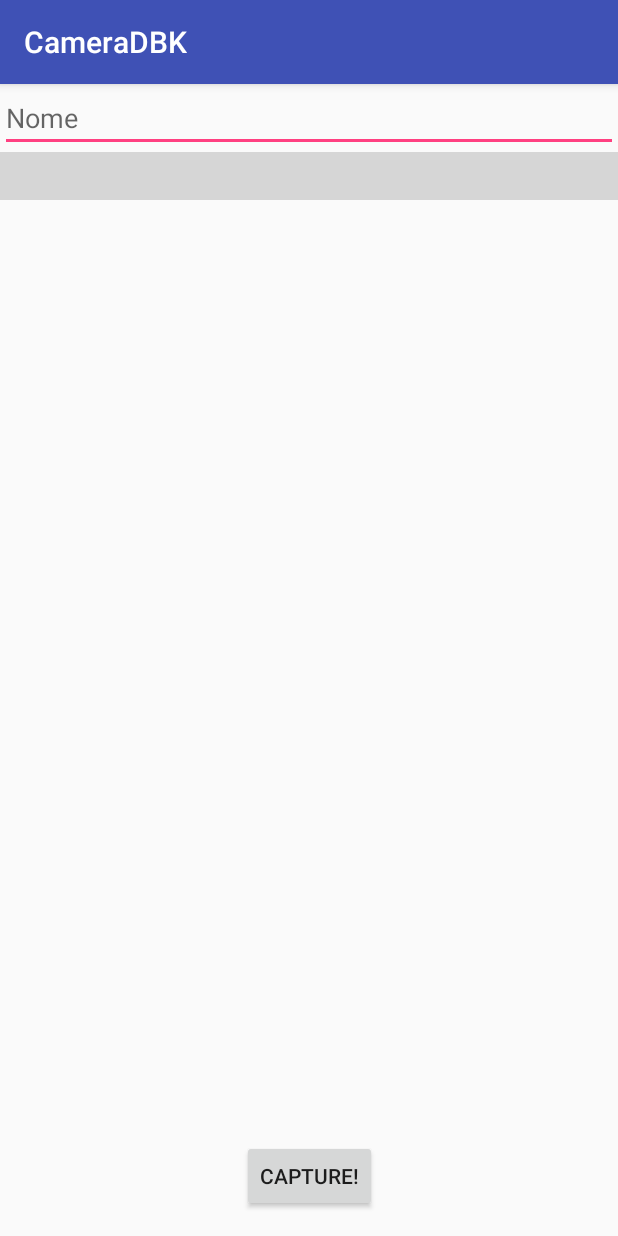
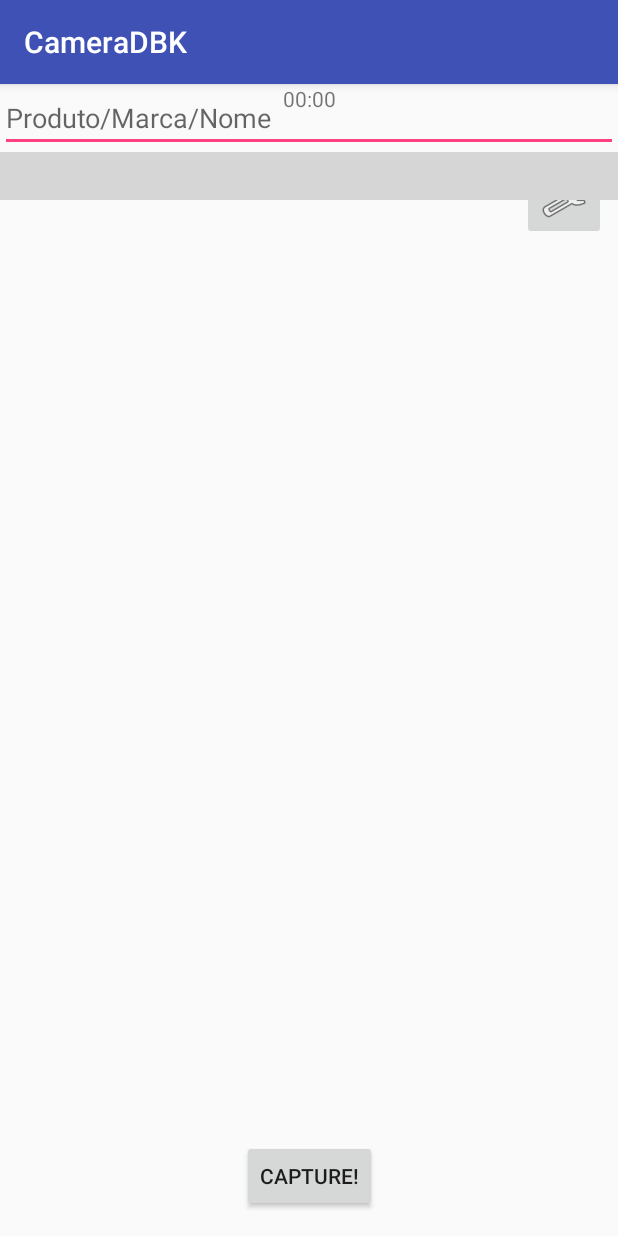
Before and after one commit to joseildofilho/CameraDBK, an Android app: the screen it shows after launch (MainActivity), on a phone screen of 412 x 824 dp. Run offline under Robolectric (Android 15) with nearby library versions, the phone set to English and light mode, and no system bars; libraries missing offline, so code that uses them is left out: com.otaliastudios.cameraview; plain views replace CameraView; 6 statements that could not run were skipped; grey boxes are pictures that could not be loaded.

Commit message:
Timer no xml

```diff
--- a/app/src/main/AndroidManifest.xml
+++ b/app/src/main/AndroidManifest.xml
@@ -3,7 +3,7 @@
           package="armazemparaiba.com.br.cameradbk">
 
     <uses-permission android:name="android.permission.WRITE_EXTERNAL_STORAGE"/>
-    <uses-permission android:name="android.permission.READ_EXTERNAL_STORAGE" />
+    <uses-permission android:name="android.permission.READ_EXTERNAL_STORAGE"/>
     <uses-permission android:name="android.permission.RECORD_AUDIO"/>
 
     <application
@@ -15,9 +15,9 @@
             android:theme="@style/AppTheme">
         <activity android:name=".MainActivity">
             <intent-filter>
-                <action android:name="android.intent.action.MAIN" />
+                <action android:name="android.intent.action.MAIN"/>
 
-                <category android:name="android.intent.category.LAUNCHER" />
+                <category android:name="android.intent.category.LAUNCHER"/>
             </intent-filter>
         </activity>
     </application>
--- a/app/src/main/res/layout/activity_main.xml
+++ b/app/src/main/res/layout/activity_main.xml
@@ -9,18 +9,19 @@
             android:layout_width="match_parent"
             android:layout_height="match_parent"
             android:orientation="vertical"
-    >
+            android:id="@+id/linearLayout">
         <EditText
                 android:layout_width="match_parent"
                 android:layout_height="wrap_content"
                 android:id="@+id/txt_nome"
-                android:hint="Nome"
+                android:hint="Produto/Marca/Nome"
         />
         <com.otaliastudios.cameraview.CameraView
                 android:layout_width="match_parent"
                 android:layout_height="wrap_content"
                 android:id="@+id/camera"
-        />
+        >
+        </com.otaliastudios.cameraview.CameraView>
     </LinearLayout>
     <Button
         android:id="@+id/btn_toggle_record"
@@ -32,5 +33,19 @@
         app:layout_constraintEnd_toEndOf="parent"
         app:layout_constraintStart_toStartOf="parent"
     />
+    <ImageButton
+            android:layout_width="wrap_content"
+            android:layout_height="wrap_content" app:srcCompat="@android:drawable/ic_menu_manage"
+            android:id="@+id/btn_settings" app:layout_constraintEnd_toEndOf="parent"
+            android:layout_marginEnd="8dp" app:layout_constraintStart_toStartOf="parent"
+            android:layout_marginStart="8dp" android:layout_marginTop="52dp"
+            app:layout_constraintTop_toTopOf="@+id/linearLayout"
+            app:layout_constraintHorizontal_bias="1.0"
+    />
+    <TextView
+            android:text="00:00"
+            android:layout_width="wrap_content"
+            android:layout_height="wrap_content" android:id="@+id/txt_time" app:layout_constraintEnd_toEndOf="parent"
+            tools:layout_editor_absoluteY="52dp" app:layout_constraintStart_toStartOf="parent"/>
 
 </android.support.constraint.ConstraintLayout>
```
Lines whose indentation alone changed are shown as unchanged.
